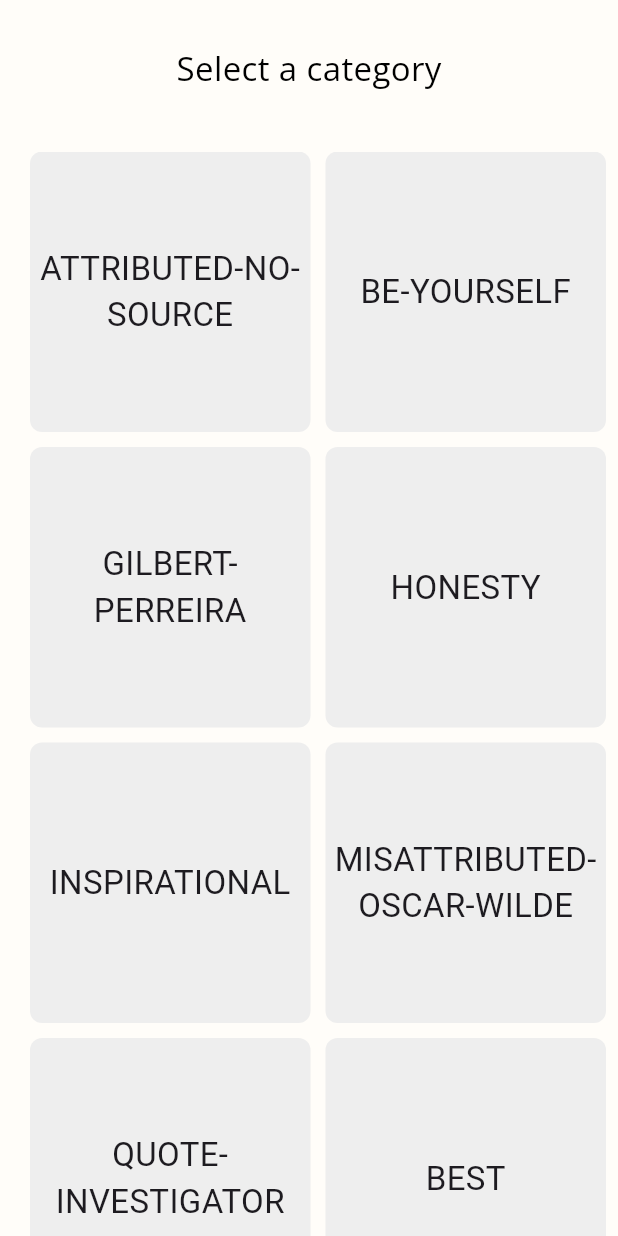
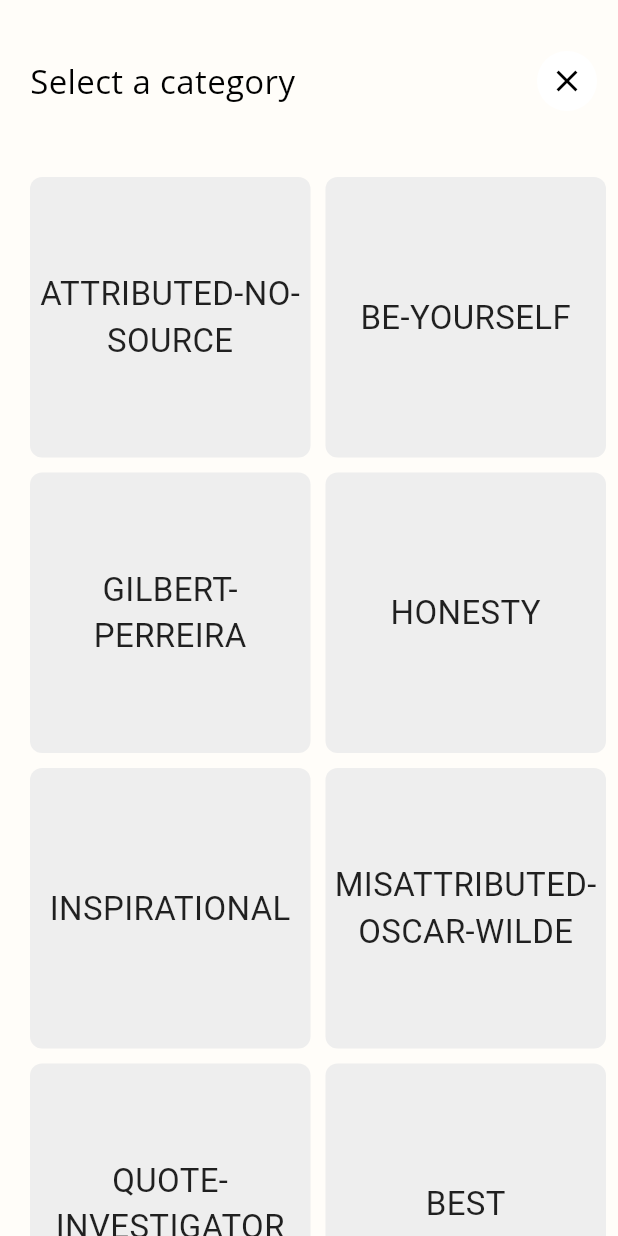
Before and after one commit to Techlyverse/dailyquotes, a Flutter app: the CategorySelection widget shown alone on an empty page, opened directly, on a phone screen of 412 x 824 dp. Run offline on Flutter 3.47's test engine with Material 3 defaults, Android fonts, the light colour scheme and no system bars; our stand-ins replace flutter_riverpod, google_fonts, riverpod_annotation, share_plus, shared_preferences; accounts and stored records are empty; generated files the repository leaves out were written again; Roboto replaces fonts that are missing (Ubuntu).

Commit message:
changes to ui and some features -MG

```diff
--- a/lib/main.dart
+++ b/lib/main.dart
@@ -32,6 +32,7 @@
         home:  const HomeScreen(),
         theme: lightTheme,
         darkTheme: darkTheme,
+        debugShowCheckedModeBanner: false,
       ),
     );
   }
--- a/lib/screens/home/category_selection.dart
+++ b/lib/screens/home/category_selection.dart
@@ -1,4 +1,5 @@
 import 'package:dailyquotes/services/quote_data_processing.dart';
+import 'package:dailyquotes/theme/theme.dart';
 import 'package:flutter/material.dart';
 import 'package:flutter_riverpod/flutter_riverpod.dart';
 
@@ -31,7 +32,20 @@
           return Column(
             children: [
               const SizedBox(height: 30,),
-              Text("Select a category", style: TextStyle(fontSize: 22, color: isDark? Colors.white : Colors.black),),
+              Row(
+                children: [
+                  SizedBox(width: 20,),
+                  Text("Select a category", style: TextStyle(fontSize: 22, color: isDark? Colors.white : Colors.black),),
+                  Spacer(),
+                  IconButton(
+                    onPressed: () {
+                      Navigator.of(context).pop();
+                    },
+                    icon: const Icon(Icons.close),
+                  ),
+                  SizedBox(width: 10,),
+                ],
+              ),
               const SizedBox(height: 30,),
               Expanded(
                 child: Padding(
@@ -54,11 +68,11 @@
                           child: Container(
                             decoration: BoxDecoration(
                               borderRadius: BorderRadius.circular(8),
-                              color: isSelected? Colors.lightBlueAccent : isDark? Colors.white: Colors.grey.shade200,
+                              color: isSelected? Colors.lightBlueAccent : isDark? darkTheme.colorScheme.surfaceContainerHighest: Colors.grey.shade200,
                             ),
                             child: Center(child: Padding(
                               padding: const EdgeInsets.symmetric(horizontal: 4.0),
-                              child: Text(category.toUpperCase(), style: fonts[ref.watch(fontNotifierProvider)], textAlign: TextAlign.center, softWrap: true, maxLines: 3,),
+                              child: Text(category.toUpperCase(), style: fonts[ref.watch(fontNotifierProvider)].copyWith(color: Theme.of(context).colorScheme.onSurface), textAlign: TextAlign.center, softWrap: true, maxLines: 3,),
                             )),
                           ),
                         );
--- a/lib/theme/theme.dart
+++ b/lib/theme/theme.dart
@@ -36,6 +36,7 @@
     primary: Color(0xFFFFC107),
     secondary: Color(0xFF90CAF9),
     surface: Color(0xFF1E1E1E),
+    surfaceContainerHighest: Color(0xFF545454),
     onPrimary: Colors.black,
     onSecondary: Colors.black,
     onSurface: Colors.white,
```
Also changed, not shown: lib/screens/home/home_screen.dart (+16 -8 lines), lib/screens/home/tabs/font_tab.dart (+12 -3 lines).
